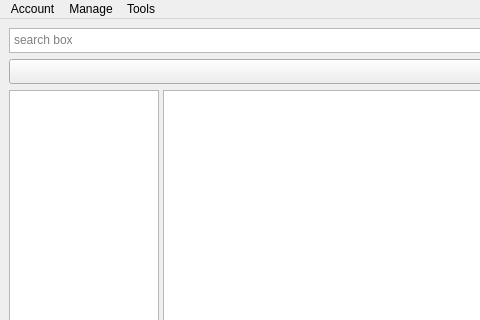
Before: the Qt Designer form maplibrary.ui in mat-mot/ap-final-project, drawn with Qt 5; both pictures show x 0 to 480 and y 0 to 320 of the 1043 by 645 pixel window.
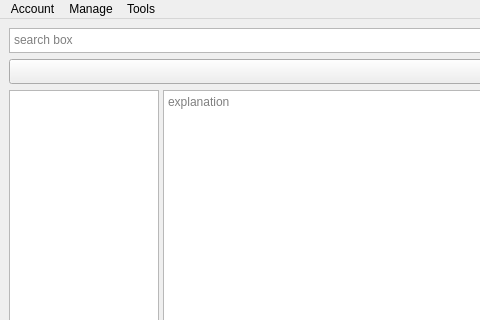
After: the same form once the commit is applied. Icons and pictures are not drawn.

```diff
--- a/maplibrary.ui
+++ b/maplibrary.ui
@@ -75,7 +75,11 @@
         </size>
        </property>
       </widget>
-      <widget class="QPlainTextEdit" name="ptedetails"/>
+      <widget class="QPlainTextEdit" name="ptedetails">
+       <property name="placeholderText">
+        <string>explanation</string>
+       </property>
+      </widget>
      </widget>
     </item>
     <item>
```
Left out of the diff: 2 changed lines with no effect on the pictures.
